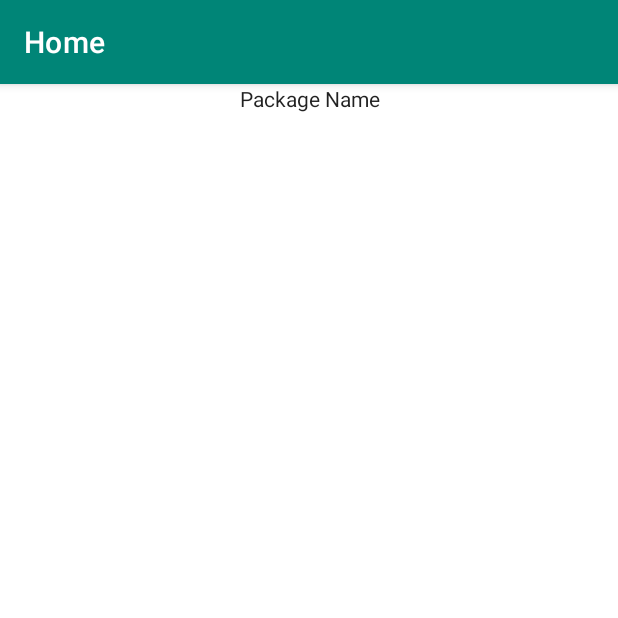
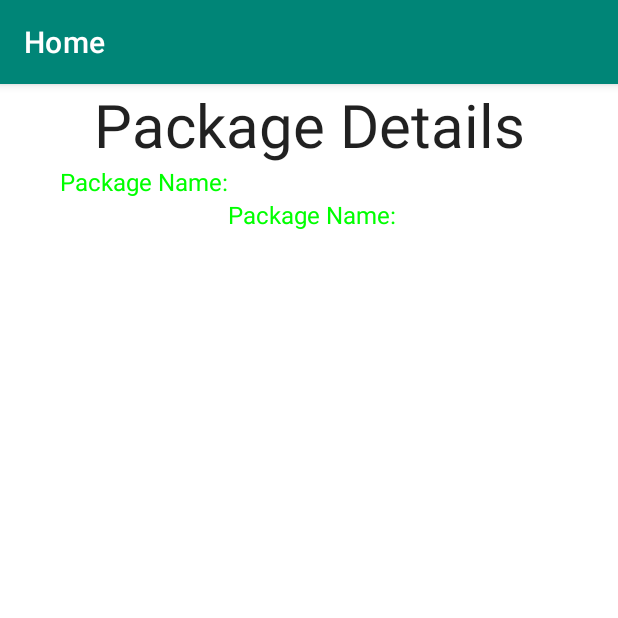
Before and after one commit to AmitaiShmeeda/AaPackage, an Android app: the screen it shows after launch (HomeActivity), on a phone screen of 412 x 824 dp, the top half of it. Run offline under Robolectric (Android 15) with nearby library versions, the phone set to English and light mode, and no system bars.

Commit message:
more rows

```diff
--- a/app/src/main/res/layout/activity_home.xml
+++ b/app/src/main/res/layout/activity_home.xml
@@ -5,7 +5,7 @@
     xmlns:tools="http://schemas.android.com/tools"
     android:layout_width="match_parent"
     android:layout_height="match_parent"
-    tools:context=".MainActivity">
+    >
 
     <TableLayout
         android:id="@+id/table_heading_layout"
@@ -18,50 +18,53 @@
         <TableRow>
 
             <TextView
-                style="@style/CardView.Dark"
-                android:layout_width="0dp"
+                android:text="Package Details"
+                android:textSize="40sp"
+                android:layout_width="40dp"
+                android:layout_height="wrap_content"
+                android:layout_column="0"
+                android:layout_gravity="center_horizontal"
+                android:layout_weight="1"
+                android:gravity="center"
+                android:textAlignment="center"
+                style="@style/CardView.Dark"/>
 
-                android:layout_column="0"
+        </TableRow>
+        <TableRow>
+            <TextView
+                android:text="Package Name:"
+                android:layout_column="1"
                 android:layout_weight="1"
-                android:textAlignment="center"
                 android:layout_gravity="center_horizontal"
-                android:gravity="center"
-                />
+                android:gravity="left"
+                style="@style/GreenText"/>
 
             <TextView
 
-                android:layout_width="0dp"
                 android:layout_column="1"
                 android:layout_weight="1"
-                android:text="@string/package_name"
-                style="@style/CardView.Light"
+                android:gravity="right"
+                style="@style/GreenText"/>
+        </TableRow>
 
-                android:textAlignment="center"
-                android:layout_gravity="center_horizontal"
-                android:gravity="center"/>
+        <TableRow>
 
             <TextView
-                android:layout_width="0dp"
+
                 android:layout_column="2"
                 android:layout_weight="1"
-                style="@style/GreenText"
+                android:gravity="left"
+                android:text="Package Name:"
+                style="@style/GreenText"/>
 
-                android:textAlignment="center"
-                android:layout_gravity="center_horizontal"
-                android:gravity="center"/>
+            <TextView
+
+                android:layout_column="2"
+                android:layout_weight="1"
+                android:gravity="right"
+                style="@style/GreenText"/>
         </TableRow>
+
     </TableLayout>
 
-    <androidx.recyclerview.widget.RecyclerView
-        android:id="@+id/table_recycler_view"
-        android:layout_width="match_parent"
-        android:layout_height="wrap_content"
-
-        app:layout_constraintLeft_toLeftOf="parent"
-        app:layout_constraintRight_toRightOf="parent"
-        app:layout_constraintTop_toBottomOf="@+id/table_heading_layout">
-
-    </androidx.recyclerview.widget.RecyclerView>
-
-
 </androidx.constraintlayout.widget.ConstraintLayout>
```
